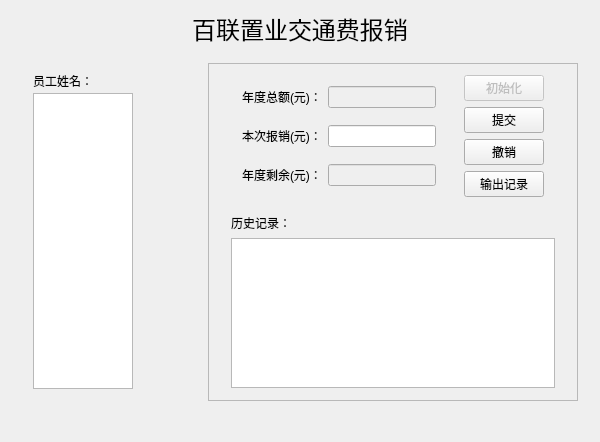
chenomg/AccountBook, file Qt projects/Accountbook/mainwindow.ui: the form before one commit.
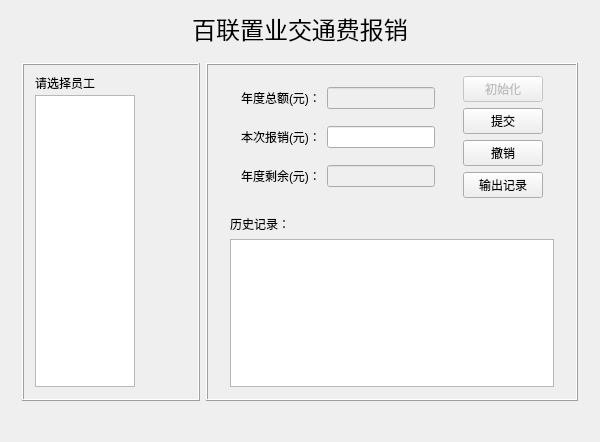
The form after the commit.

Commit message: 1.程序界面调整 2.改进提交按钮功能 3.完成撤销按钮功能 4.将数据库数据更新操作放在单独的一个函数中，代码可以复用 5.初始化时创建两张表，一张员工信息表，一张数据库操作记录表，方便后续查找管理，用来在历史记录一栏中显示相关信息

Diff of the .ui file:
```diff
--- a/Qt projects/Accountbook/mainwindow.ui
+++ b/Qt projects/Accountbook/mainwindow.ui
@@ -111,7 +111,7 @@
           </size>
          </property>
          <property name="frameShape">
-          <enum>QFrame::NoFrame</enum>
+          <enum>QFrame::Box</enum>
          </property>
          <property name="frameShadow">
           <enum>QFrame::Raised</enum>
@@ -132,7 +132,7 @@
              </size>
             </property>
             <property name="text">
-             <string>员工姓名：</string>
+             <string>请选择员工</string>
             </property>
             <property name="alignment">
              <set>Qt::AlignJustify|Qt::AlignVCenter</set>
@@ -161,7 +161,7 @@
        <item>
         <widget class="QFrame" name="frame_2">
          <property name="frameShape">
-          <enum>QFrame::StyledPanel</enum>
+          <enum>QFrame::Box</enum>
          </property>
          <property name="frameShadow">
           <enum>QFrame::Raised</enum>
```
The commit also changes 8 other files.
